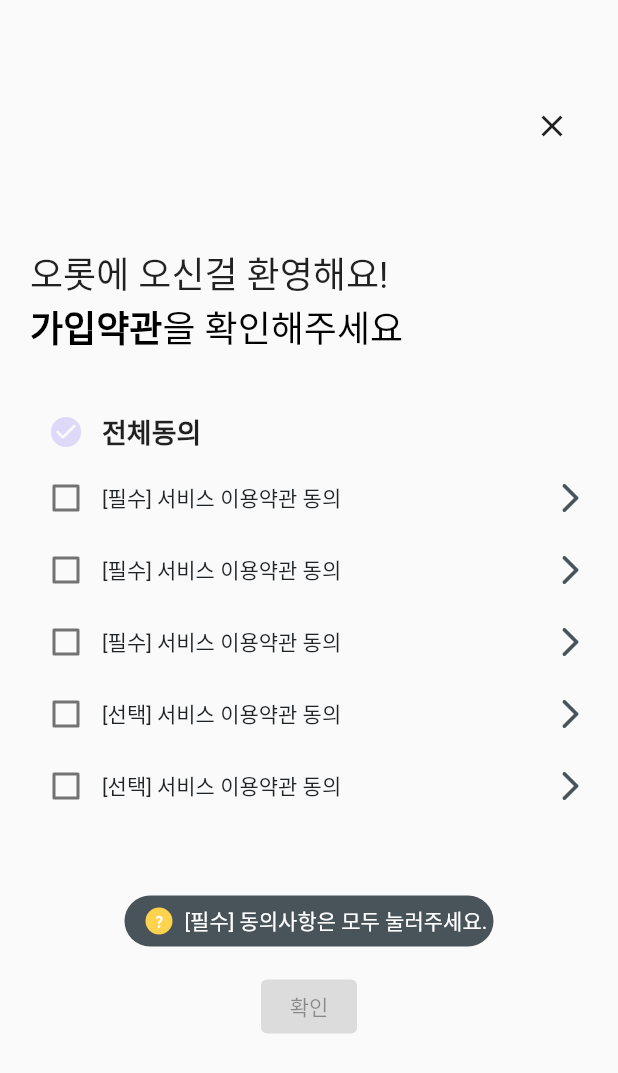
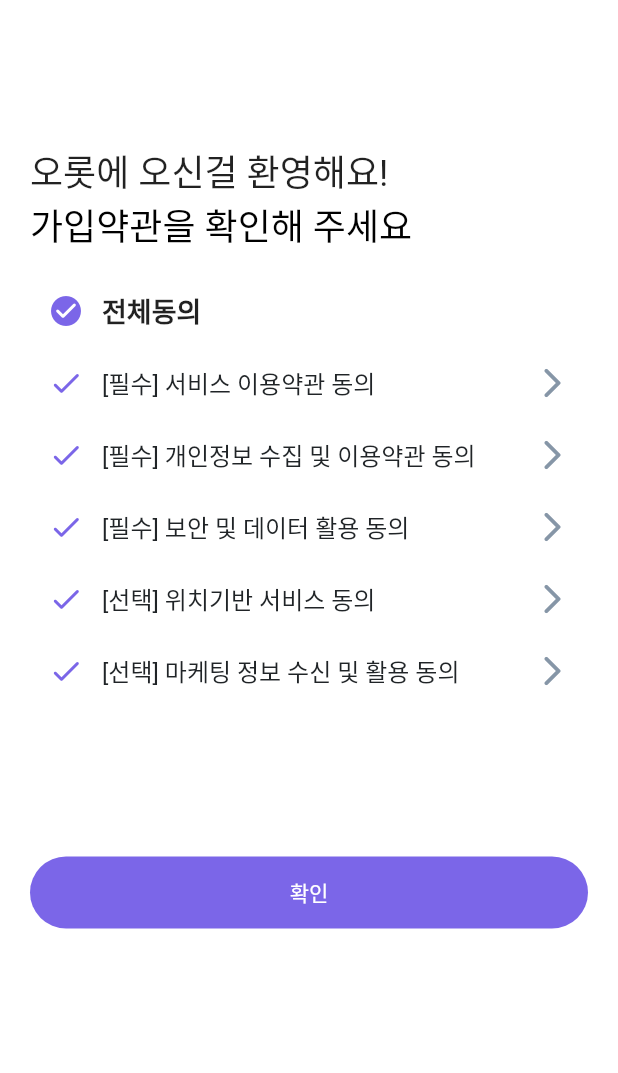
Before and after one commit to yoojae/step2, a Flutter app: the PageJoin screen opened directly, after a tap on the "check circle" icon, on a phone screen of 412 x 824 dp. Shown: the top 1073 px of the screen. Run offline on Flutter 3.47's test engine with Material 2 defaults, Android fonts, the phone set to English and light mode, and no system bars; our stand-ins replace custom_radio_grouped_button, flutter_svg.

Commit message:
가입약관 페이지 작업

```diff
--- a/lib/main.dart
+++ b/lib/main.dart
@@ -1,5 +1,6 @@
 import 'package:flutter/material.dart';
 import 'package:step2/pages/new_member.dart';
+import 'package:step2/pages/page_join.dart';
 
 void main() {
   runApp(const MyApp());
@@ -12,7 +13,7 @@ class MyApp extends StatelessWidget {
   Widget build(BuildContext context) {
     return MaterialApp(
         debugShowCheckedModeBanner: false,
-      home: NewMember(),
+      home: PageJoin(),
     );
   }
 }
--- a/lib/pages/page_join.dart
+++ b/lib/pages/page_join.dart
@@ -1,95 +1,63 @@
 import 'package:flutter/material.dart';
 import 'package:step2/global_assets/style.dart';
+import 'package:flutter_svg/flutter_svg.dart';
+import 'new_member.dart';
 
 class PageJoin extends StatelessWidget {
   const PageJoin({Key? key}) : super(key: key);
 
   @override
   Widget build(BuildContext context) {
-    return Padding(
-      padding: const EdgeInsets.all(20.0),
+    return Scaffold(
+      backgroundColor: Colors.white,
+      appBar: AppBar(
+           backgroundColor: Colors.transparent,
+           shadowColor: Colors.transparent,
+        // leading: Icon(Icons.arrow_back_ios_new_rounded, color: Colors.black,),
+        // elevation: 0,
+        // backgroundColor: Colors.white,
+      ),
+      body: Column(
+          children: [
+            Container(height: 40,),
+            Padding(
+              padding: const EdgeInsets.symmetric(horizontal: 20),
               child: Column(
+                crossAxisAlignment: CrossAxisAlignment.start,
                 children: [
-          Row(
-            mainAxisAlignment: MainAxisAlignment.end,
-            children: [
-              Container(
-                margin: EdgeInsets.only(top: 40,),
-                child: IconButton(onPressed: () {
-
-                  },
-                  icon: Icon(Icons.close, size: 24,),
+                  Text('오롯에 오신걸 환영해요!',
+                    style: TextStyle(
+                      fontSize: 24,
                     ),
                   ),
-            ],
-          ),
-          Container(height: 56,),
-          Row(
-            mainAxisAlignment: MainAxisAlignment.start,
-            children: [
-              Column(
-                crossAxisAlignment: CrossAxisAlignment.start,
-                children: [
-                  Text('오롯에 오신걸 환영해요!', style: TextStyle(fontSize: 24,),),
-                  RichText(
-                    text: const TextSpan(
+                  RichText(text:
+                  const TextSpan(
                       text: '가입약관',
                       style: TextStyle(
                         fontSize: 24,
-                          fontWeight: FontWeight.bold,
                         color: Colors.black,
                       ),
                       children: [
                         TextSpan(
-                            text: '을 확인해주세요',
+                          text: '을 확인해 주세요',
                           style: TextStyle(
-                                fontSize: 24,
-                                fontWeight: FontWeight.normal
+                            fontWeight: FontWeight.normal,
                           ),
                         ),
                       ]
                   ),
                   ),
-                ],
-              ),
-            ],
-          ),
-          Container(
-            height: 32,
-          ),
-          Column(
-            children: [
-              Container(
-                height: 40,
-                child: Row(
-                  children: [
-                    IconButton(onPressed: () {
-
-                    }, icon: Icon(Icons.check_circle_rounded,
-                      color: Color(0xffded9f9),
-                      size: 24,
-                    ),
-                    ),
-                    Text('전체동의',
-                      style: TextStyle(
-                        fontSize: 18,
-                        fontWeight: FontWeight.bold,
-                      ),
-                    ),
+                  Container(height: 15,),
+                  Terms(),
                 ],
               ),
             ),
-              Terms(),
-            ],
-          ),
-        ],
+            Container(height: 48,),
+          ]
       ),
     );
   }
 }
-
-
-
 
 
 
@@ -101,11 +69,16 @@ class Terms extends StatefulWidget {
 }
 
 class _TermsState extends State<Terms> {
-  bool isChecked = false;
 
-  void doIt() {
-
-}
+  var allChecked = false;
+  late List<bool> isChecked = [false, false, false, false, false];
+  final List<String> terms = [
+    '[필수] 서비스 이용약관 동의',
+    '[필수] 개인정보 수집 및 이용약관 동의',
+    '[필수] 보안 및 데이터 활용 동의',
+    '[선택] 위치기반 서비스 동의',
+    '[선택] 마케팅 정보 수신 및 활용 동의',
+  ];
 
   @override
   Widget build(BuildContext context) {
@@ -113,120 +86,117 @@ class _TermsState extends State<Terms> {
       children: [
           Row(
             children: [
-            Checkbox(
-              value: isChecked,
-              onChanged: (value) {
+              IconButton(
+                onPressed: () {
                   setState(() {
-                  isChecked = value ?? false;
+                    allChecked = !allChecked;
                   });
                   },
+                icon: Icon(Icons.check_circle_rounded,
+                  color: (allChecked == true) ? Style.bg_purple : Style.light_purple,
                 ),
-            TermsTitle(title: '[필수] 서비스 이용약관 동의'),
+              ),
+              Text('전체동의',
+                style: TextStyle(
+                  fontWeight: FontWeight.bold,
+                  fontSize: 18,
+                ),
+              ),
             ],
-        ),Row(
+          ),
+        for (var i = 0; i < 5; i += 1)
+          Row(
+            mainAxisAlignment: MainAxisAlignment.spaceBetween,
             children: [
-            Checkbox(
-              value: isChecked,
-              onChanged: (value) {
+              Row(
+                children: [
+                  IconButton(
+                    onPressed: () {
                       setState(() {
-                  isChecked = value ?? false;
+                        isChecked[i] = !isChecked[i];
                       });
                     },
+                    icon: Icon(Icons.check_rounded,
+                      color: (allChecked == true || isChecked[i]) ? Style.bg_purple : Style.light_purple,
                     ),
-            TermsTitle(title: '[필수] 서비스 이용약관 동의'),
-          ],
-        ),Row(
-          children: [
-            Checkbox(
-              value: isChecked,
-              onChanged: (value) {
-                setState(() {
-                  isChecked = value ?? false;
-                });
-              },
                   ),
-            TermsTitle(title: '[필수] 서비스 이용약관 동의'),
-          ],
-        ),Row(
-          children: [
-            Checkbox(
-              value: isChecked,
-              onChanged: (value) {
-                setState(() {
-                  isChecked = value ?? false;
-                });
-              },
+                  Text('${terms[i]}',
+                    style: TextStyle(
+                      color: Style.light_black,
+                      fontSize: 16,
                     ),
-            TermsTitle(title: '[선택] 서비스 이용약관 동의'),
-          ],
-        ),Row(
-          children: [
-            Checkbox(
-              value: isChecked,
-              onChanged: (value) {
-                setState(() {
-                  isChecked = value ?? false;
-                });
-              },
                   ),
-            TermsTitle(title: '[선택] 서비스 이용약관 동의'),
                 ],
               ),
-        Container(height: 49,),
-        Container(
+              IconButton(
+                  onPressed: () {
+
+                  },
+                  icon: Icon(Icons.arrow_forward_ios_rounded, color: Style.icon_gray,),
+              ),
+            ],
+          ),
+          Container(height:  (allChecked == false || isChecked == false) ? 49: 0,),
+          Visibility(
+            visible: (allChecked == false || isChecked == false) ? true : false,
+            child: Container(
               width: 246,
               height: 34,
-          padding: EdgeInsets.only(left: 14,),
               decoration: BoxDecoration(
-            color: Style.bg_darkgray,
-            borderRadius: BorderRadius.circular(20),
+                color: Style.attention_gray,
+                borderRadius: BorderRadius.circular(30.0),
               ),
               child: Row(
+                mainAxisAlignment: MainAxisAlignment.center,
+                crossAxisAlignment: CrossAxisAlignment.center,
                 children: [
                   Container(
                     width: 18,
                     height: 18,
-                margin: EdgeInsets.only(right: 8,),
                     decoration: BoxDecoration(
+                      color: Style.light_yellow,
                       shape: BoxShape.circle,
-                  color: Style.light_yellow,
                     ),
                     child: Center(
-                  child: Icon(Icons.question_mark_rounded, color: Colors.white, size: 10,),
+                      child: SvgPicture.asset('images/svg/ic_snack_caution.svg'),
                     ),
                   ),
+                  Container(width: 8,),
                   Text('[필수] 동의사항은 모두 눌러주세요.',
-                style: TextStyle(fontSize: 14, color: Colors.white,),
-              ),
+                    style: TextStyle(
+                      fontSize: 14,
+                      color: Colors.white,
+                    ),),
                 ],
               ),
             ),
-        Container(height: 16,),
-        ElevatedButton(
-          onPressed: isChecked ? doIt : null,
+          ),
+        Container(
+          height: (allChecked == false || isChecked == false) ? 16: 100,
+        ),
+          Container(
+            width: double.infinity,
+            height: 48,
+            child: ElevatedButton(
+                  onPressed: () {
+                    if(allChecked == true);
+                      else if(isChecked == true);
+                      Navigator.push(
+                          context,
+                          MaterialPageRoute(builder: (context) => NewMember()));
+                  },
                   child: Text('확인'),
+                  style: ElevatedButton.styleFrom(
+                    backgroundColor: (allChecked == true || isChecked == true) ? Style.bg_purple : Style.bg_light_gray,
+                    shape: RoundedRectangleBorder(
+                      borderRadius: BorderRadius.circular(30.0),
                     ),
+                    shadowColor: Colors.transparent,
+                  ),
+            ),
+          ),
+
       ],
     );
   }
 }
-
-
-class TermsTitle extends StatelessWidget {
-  const TermsTitle({Key? key, required this.title}) : super(key: key);
-
-  final String title;
-
-  @override
-  Widget build(BuildContext context) {
-    return Expanded(
-      child: Row(
-        mainAxisAlignment: MainAxisAlignment.spaceBetween,
-        children: [
-          Text(title, style: TextStyle(color: Style.light_black,),),
-          Icon(Icons.arrow_forward_ios_rounded, color: Style.light_gray,),
-        ],
-      ),
-    );
-  }
-}
```
Lines whose indentation alone changed are shown as unchanged.
